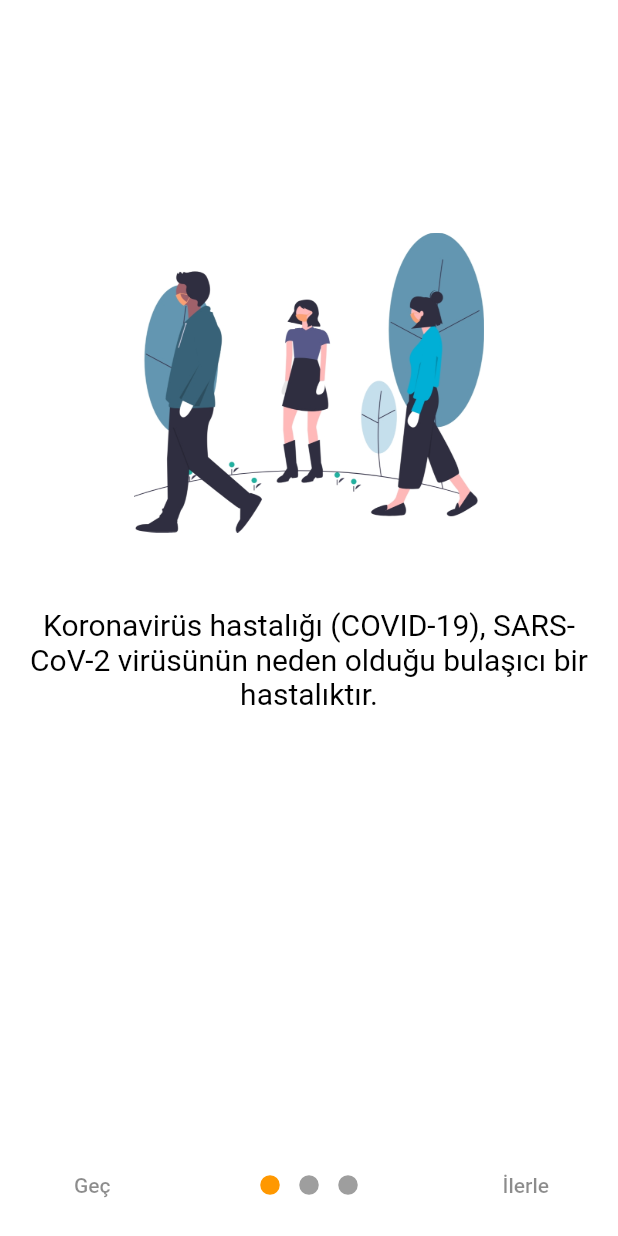
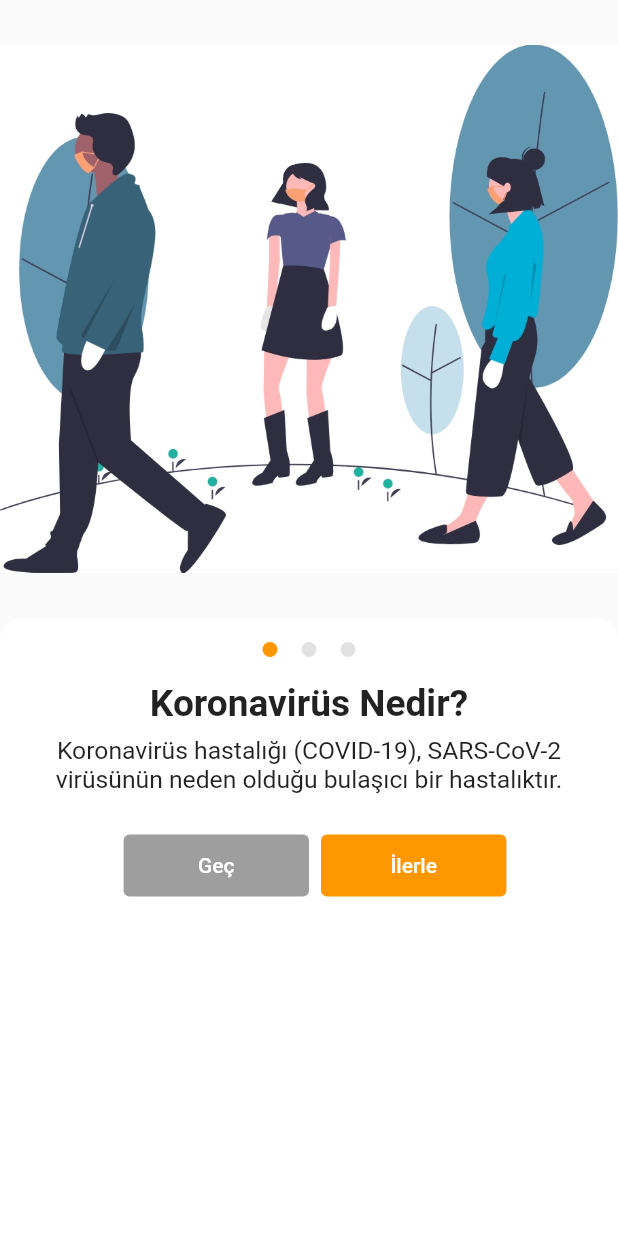
Before and after one commit to VBT-FlutterCamp/berna_demir_splash, a Flutter app: the screen it shows after launch, on a phone screen of 412 x 824 dp. Run offline on Flutter 3.47's test engine with Material 2 defaults, Android fonts, the light colour scheme and no system bars; drawn by our look-alikes of intro_slider.

Commit message:
onboarding updated

```diff
--- /dev/null
+++ b/lib/core/strings.dart
@@ -0,0 +1,11 @@
+class Strings {
+  static const desc1 =
+      "Koronavirüs hastalığı (COVID-19), SARS-CoV-2 virüsünün neden olduğu bulaşıcı bir hastalıktır.";
+  static const desc2 =
+      "COVID-19'a yakalanan kişilerin çoğu, hafif ila orta düzeyde semptomlar göstermekte ve özel bir tedaviye ihtiyaç duymadan iyileşmektedir. Bazıları ise ciddi şekilde hastalanmakta ve tıbbi yardıma ihtiyaç duymaktadır.";
+  static const desc3 =
+      "Virüs, enfekte olan kişinin öksürmesi, hapşırması, konuşması, şarkı söylemesi veya nefes alması sırasında ağzından veya burnundan çıkan küçük sıvı partikülleri yoluyla yayılabilir.";
+  static const String tit1 = "Koronavirüs Nedir?";
+  static const String tit2 = "Semptomları Nelerdir?";
+  static const String tit3 = "Nasıl Yayılır?";
+}
--- a/lib/main.dart
+++ b/lib/main.dart
@@ -1,5 +1,6 @@
 import 'package:flutter/material.dart';
-import 'package:onboarding_splash/view/onboarding_view.dart';
+
+import 'view/onboarding/onboarding_view.dart';
 
 void main() {
   runApp(const MyApp());
--- a/lib/strings.dart
+++ /dev/null
@@ -1,5 +0,0 @@
-class Strings {
-  static const desc1 = "Koronavirüs hastalığı (COVID-19), SARS-CoV-2 virüsünün neden olduğu bulaşıcı bir hastalıktır.";
-  static const desc2 = "COVID-19'a yakalanan kişilerin çoğu, hafif ila orta düzeyde semptomlar göstermekte ve özel bir tedaviye ihtiyaç duymadan iyileşmektedir. Bazıları ise ciddi şekilde hastalanmakta ve tıbbi yardıma ihtiyaç duymaktadır.";
-  static const desc3 = "Virüs, enfekte olan kişinin öksürmesi, hapşırması, konuşması, şarkı söylemesi veya nefes alması sırasında ağzından veya burnundan çıkan küçük sıvı partikülleri yoluyla yayılabilir.";
-}
--- a/lib/view/home_view.dart
+++ /dev/null
@@ -1,12 +0,0 @@
-import 'package:flutter/material.dart';
-
-class HomeView extends StatelessWidget {
-  const HomeView({Key? key}) : super(key: key);
-
-  @override
-  Widget build(BuildContext context) {
-    return const Scaffold(
-      body: Center(child: Text("HomePage")),
-    );
-  }
-}
--- /dev/null
+++ b/lib/view/login/login_view.dart
@@ -0,0 +1,12 @@
+import 'package:flutter/material.dart';
+
+class LoginView extends StatelessWidget {
+  const LoginView({Key? key}) : super(key: key);
+
+  @override
+  Widget build(BuildContext context) {
+    return const Scaffold(
+      body: Center(child: Text("LoginPage")),
+    );
+  }
+}
--- /dev/null
+++ b/lib/view/onboarding/onboarding_model.dart
@@ -0,0 +1,25 @@
+import '../../core/strings.dart';
+
+class OnboardingModel {
+  final String image;
+  final String title;
+  final String description;
+
+  OnboardingModel(
+      {required this.image, required this.title, required this.description});
+}
+
+List<OnboardingModel> onboardingModels = [
+  OnboardingModel(
+      image: 'asset/images/undraw1.jpg',
+      title: Strings.tit1,
+      description: Strings.desc1),
+  OnboardingModel(
+      image: 'asset/images/undraw2.jpg',
+      title: Strings.tit2,
+      description: Strings.desc2),
+  OnboardingModel(
+      image: 'asset/images/undraw3.jpg',
+      title: Strings.tit3,
+      description: Strings.desc3),
+];
--- /dev/null
+++ b/lib/view/onboarding/onboarding_view.dart
@@ -0,0 +1,178 @@
+import 'package:flutter/material.dart';
+
+import '../login/login_view.dart';
+import 'onboarding_model.dart';
+
+class OnboardingView extends StatefulWidget {
+  const OnboardingView({Key? key}) : super(key: key);
+
+  @override
+  _OnboardingViewState createState() => _OnboardingViewState();
+}
+
+class _OnboardingViewState extends State<OnboardingView> {
+  int currentIndex = 0;
+  PageController? _pageController;
+
+  @override
+  void initState() {
+    _pageController = PageController(initialPage: 0);
+    super.initState();
+  }
+
+  @override
+  void dispose() {
+    _pageController?.dispose();
+    super.dispose();
+  }
+
+  @override
+  Widget build(BuildContext context) {
+    return Scaffold(
+      body: PageView.builder(
+        controller: _pageController,
+        scrollDirection: Axis.horizontal,
+        itemCount: onboardingModels.length,
+        itemBuilder: (context, index) {
+          return Column(
+            children: [
+              SizedBox(
+                height: MediaQuery.of(context).size.height * 0.5,
+                width: MediaQuery.of(context).size.width,
+                child: Image.asset(onboardingModels[index].image,
+                    fit: BoxFit.fitWidth),
+              ),
+              Container(
+                width: MediaQuery.of(context).size.width * 1,
+                height: MediaQuery.of(context).size.height * 0.5,
+                decoration: const BoxDecoration(
+                  color: Colors.white,
+                  borderRadius: BorderRadius.only(
+                    topLeft: Radius.circular(15.0),
+                    topRight: Radius.circular(15.0),
+                  ),
+                ),
+                child: Column(
+                  children: [
+                    _buildPageNavigator(index, context),
+                    _buildTextColumn(index, context),
+                    Padding(
+                      padding: const EdgeInsets.all(8.0),
+                      child: _buildElevatedButtons(context, index),
+                    ),
+                  ],
+                ),
+              ),
+            ],
+          );
+        },
+      ),
+    );
+  }
+
+  Widget _buildElevatedButtons(BuildContext context, int index) {
+    return Row(
+      mainAxisAlignment: MainAxisAlignment.center,
+      children: [
+        Padding(
+          padding: const EdgeInsets.all(8.0),
+          child: ElevatedButton(
+            onPressed: () {
+              Navigator.push(
+                context,
+                MaterialPageRoute(
+                  builder: (context) => const LoginView(),
+                ),
+              );
+            },
+            child: const Text("Geç"),
+            style: ElevatedButton.styleFrom(
+              minimumSize: Size(MediaQuery.of(context).size.width * 0.3,
+                  MediaQuery.of(context).size.height * 0.05),
+              primary: Colors.grey,
+              elevation: 0,
+            ),
+          ),
+        ),
+        ElevatedButton(
+          onPressed: () {
+            if (index == onboardingModels.length - 1) {
+              Navigator.push(
+                context,
+                MaterialPageRoute(
+                  builder: (context) => const LoginView(),
+                ),
+              );
+            } else {
+              _pageController?.nextPage(
+                duration: const Duration(milliseconds: 300),
+                curve: Curves.easeIn,
+              );
+            }
+          },
+          style: ElevatedButton.styleFrom(
+            minimumSize: Size(MediaQuery.of(context).size.width * 0.3,
+                MediaQuery.of(context).size.height * 0.05),
+            elevation: 0,
+            primary: Colors.orange,
+          ),
+          child: const Text("İlerle"),
+        ),
+      ],
+    );
+  }
+
+  Widget _buildTextColumn(int index, BuildContext context) {
+    return Column(
+      children: [
+        Text(
+          onboardingModels[index].title,
+          textAlign: TextAlign.center,
+          style: TextStyle(
+            fontSize: MediaQuery.of(context).size.width * 0.06,
+            fontWeight: FontWeight.w600,
+          ),
+        ),
+        Padding(
+          padding: const EdgeInsets.all(8.0),
+          child: Text(
+            onboardingModels[index].description,
+            textAlign: TextAlign.center,
+            style: TextStyle(
+              fontSize: MediaQuery.of(context).size.width * 0.04,
+              fontWeight: FontWeight.w400,
+            ),
+          ),
+        ),
+      ],
+    );
+  }
+
+  Widget _buildPageNavigator(int index, BuildContext context) {
+    return Padding(
+      padding: const EdgeInsets.all(8.0),
+      child: Row(
+        mainAxisAlignment: MainAxisAlignment.center,
+        children: List.generate(
+          3,
+          (indexDots) {
+            return Padding(
+              padding: const EdgeInsets.all(8.0),
+              child: Container(
+                width: 10,
+                height: 10,
+                decoration: BoxDecoration(
+                  color: index == indexDots
+                      ? Colors.orange
+                      : Colors.grey.withOpacity(0.3),
+                  borderRadius: BorderRadius.circular(
+                      MediaQuery.of(context).size.width * 0.05),
+                ),
+              ),
+            );
+          },
+        ),
+      ),
+    );
+  }
+}
--- a/lib/view/onboarding_view.dart
+++ /dev/null
@@ -1,92 +0,0 @@
-import 'package:flutter/material.dart';
-import 'package:intro_slider/intro_slider.dart';
-import 'package:intro_slider/slide_object.dart';
-import 'package:onboarding_splash/strings.dart';
-import 'package:onboarding_splash/view/home_view.dart';
-
-class OnboardingView extends StatefulWidget {
-  const OnboardingView({Key? key}) : super(key: key);
-
-  @override
-  _OnboardingViewState createState() => _OnboardingViewState();
-}
-
-class _OnboardingViewState extends State<OnboardingView> {
-  List<Slide> slides = [];
-
-  @override
-  void initState() {
-    super.initState();
-
-    slides.add(
-      Slide(
-        description: Strings.desc1,
-        pathImage: "asset/images/undraw1.jpg",
-        backgroundColor: Colors.white,
-        styleDescription: const TextStyle(color: Colors.black, fontSize: 20.0),
-      ),
-    );
-    slides.add(
-      Slide(
-        description: Strings.desc2,
-        pathImage: "asset/images/undraw2.jpg",
-        backgroundColor: Colors.white,
-        styleDescription: const TextStyle(color: Colors.black, fontSize: 20.0),
-      ),
-    );
-    slides.add(
-      Slide(
-        description: Strings.desc3,
-        pathImage: "asset/images/undraw3.jpg",
-        backgroundColor: Colors.white,
-        styleDescription: const TextStyle(color: Colors.black, fontSize: 20.0),
-      ),
-    );
-  }
-
-  void onDonePress() {
-    Navigator.push(
-      context,
-      MaterialPageRoute(builder: (context) => const HomeView()),
-    );
-  }
-
-  Widget renderDoneBtn() {
-    return const Text(
-      "Başla!",
-      style: TextStyle(color: Colors.orange),
-    );
-  }
-
-  Widget renderSkipBtn() {
-    return const Text(
-      "Geç",
-      style: TextStyle(color: Colors.black45),
-    );
-  }
-
-  Widget renderNextBtn() {
-    return const Text(
-      "İlerle",
-      style: TextStyle(color: Colors.black45),
-    );
-  }
-
-  @override
-  Widget build(BuildContext context) {
-    return IntroSlider(
-      slides: slides,
-      // Dot indicator
-      colorDot: Colors.grey,
-      colorActiveDot: Colors.orange,
-      sizeDot: 13.0,
-      // Skip button
-      renderSkipBtn: renderSkipBtn(),
-      // Done button
-      renderDoneBtn: renderDoneBtn(),
-      onDonePress: onDonePress,
-      // Next button
-      renderNextBtn: renderNextBtn(),
-    );
-  }
-}
--- a/pubspec.yaml
+++ b/pubspec.yaml
@@ -13,7 +13,6 @@ dependencies:
     sdk: flutter
 
   cupertino_icons: ^1.0.2
-  intro_slider: ^3.0.3
 
 dev_dependencies:
   flutter_test:
```
Also changed, not shown: pubspec.lock.
